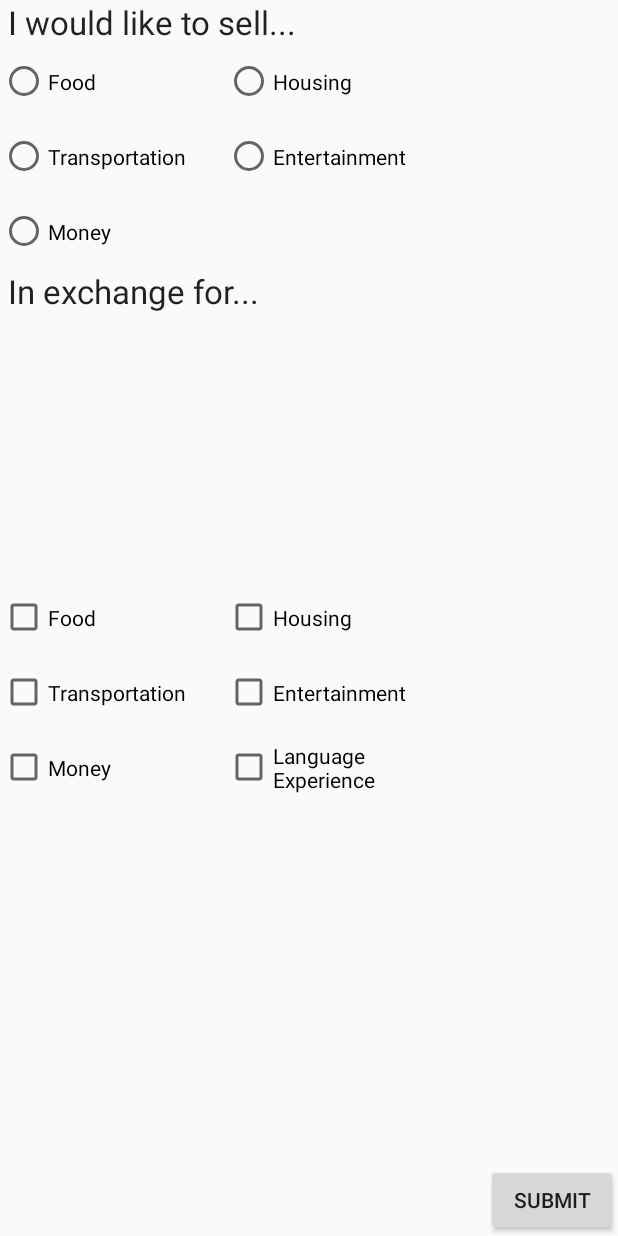
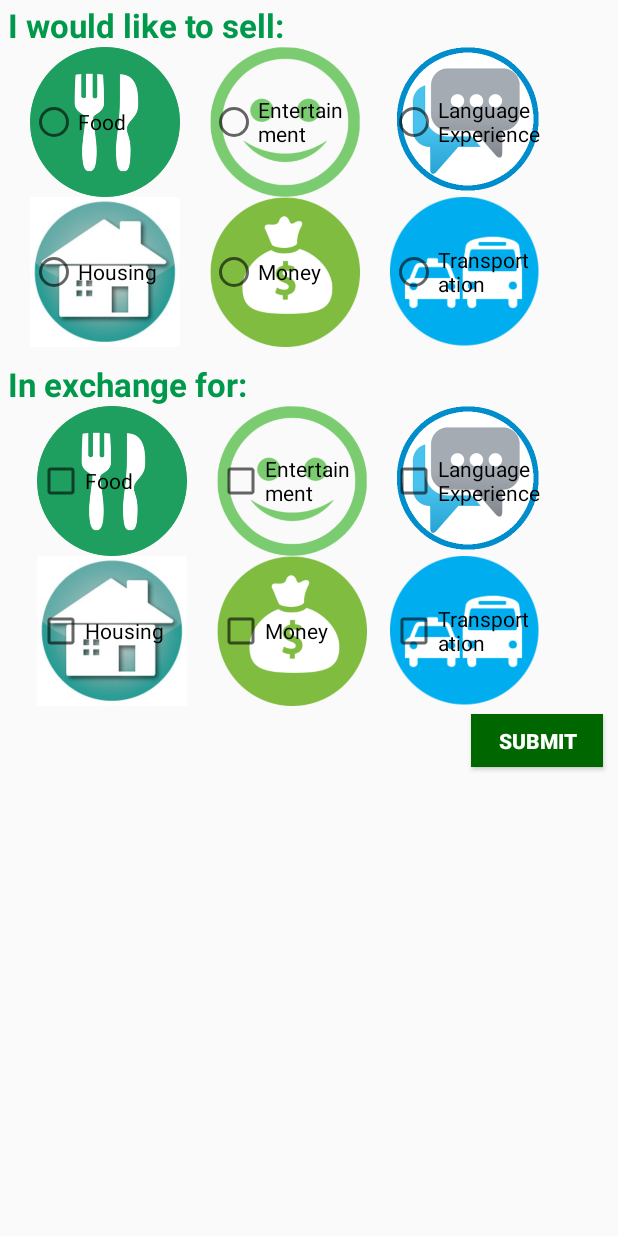
Before and after one commit to kimkdanny/CSE110, an Android app: the layout sell.xml on its own in the app's theme, with its tools: preview values and no code run, on a phone screen of 412 x 824 dp. Run offline under Robolectric (Android 15) with nearby library versions, the phone set to English and light mode, and no system bars.

Commit message:
added icons for sell.xml

```diff
--- a/ServiceforService/app/src/main/res/layout/sell.xml
+++ b/ServiceforService/app/src/main/res/layout/sell.xml
@@ -7,124 +7,198 @@
         android:layout_width="wrap_content"
         android:layout_height="wrap_content"
         android:textAppearance="?android:attr/textAppearanceLarge"
-        android:text=" I would like to sell..."
-        android:id="@+id/textView2" />
+        android:text="@string/sell_prompt"
+        android:textStyle="bold"
+        android:id="@+id/what_to_sell"
+        android:textColor="@color/kale"
+        android:layout_marginTop="2dp"/>
 
-    <Button
-        android:layout_width="wrap_content"
-        android:layout_height="wrap_content"
-        android:text="SUBMIT"
-        android:id="@+id/button"
-        android:layout_gravity="right"
-        android:layout_alignParentBottom="true"
-        android:layout_alignParentRight="true"
-        android:layout_alignParentEnd="true" />
+    <TableLayout
+        android:layout_width="match_parent"
+        android:layout_height="200dp"
+        android:layout_below="@id/what_to_sell"
+        android:layout_alignLeft="@id/what_to_sell"
+        android:layout_marginTop="0dp"
+        android:layout_marginLeft="20dp"
+        android:layout_marginRight="20dp"
+        android:stretchColumns="150dp"
+        android:layout_centerHorizontal="true"
+        android:id="@+id/sellOptions">
+
+
+        <TableRow
+            android:layout_width="match_parent"
+            android:layout_height="match_parent" >
+
+
+            <RadioGroup
+                android:layout_width="120dp"
+                android:layout_height="200dp"
+                android:layout_column="0">
+
+                <RadioButton
+                    android:layout_width="100dp"
+                    android:layout_height="100dp"
+                    android:id="@+id/sellFood"
+                    android:text="@string/food"
+                    android:background="@drawable/foodIcon" />
+
+                <RadioButton
+                    android:layout_width="100dp"
+                    android:layout_height="100dp"
+                    android:id="@+id/sellHousing"
+                    android:text="@string/housing"
+                    android:background="@drawable/housing"/>
+
+            </RadioGroup>
+
+            <RadioGroup
+                android:layout_width="120dp"
+                android:layout_height="200dp"
+                android:layout_column="1">
+
+                <RadioButton
+                    android:layout_width="100dp"
+                    android:layout_height="100dp"
+                    android:id="@+id/sellEntertainment"
+                    android:text="@string/entertainment"
+                    android:background="@drawable/smile"/>
+
+                <RadioButton
+                    android:layout_width="100dp"
+                    android:layout_height="100dp"
+                    android:id="@+id/sellMoney"
+                    android:text="@string/money"
+                    android:background="@drawable/moneyIcon"/>
+
+
+            </RadioGroup>
+
+            <RadioGroup
+                android:layout_width="100dp"
+                android:layout_height="200dp"
+                android:layout_column="2">
+
+                <RadioButton
+                    android:layout_width="100dp"
+                    android:layout_height="100dp"
+                    android:id="@+id/sellLanguage"
+                    android:text="@string/language"
+                    android:background="@drawable/language"/>
+
+                <RadioButton
+                    android:layout_width="100dp"
+                    android:layout_height="100dp"
+                    android:id="@+id/sellTransportation"
+                    android:text="@string/transportation"
+                    android:background="@drawable/transportation"/>
+
+            </RadioGroup>
+
+        </TableRow>
+    </TableLayout>
 
     <TextView
         android:layout_width="wrap_content"
         android:layout_height="wrap_content"
         android:textAppearance="?android:attr/textAppearanceLarge"
-        android:text=" In exchange for..."
-        android:id="@+id/textView3"
-        android:layout_alignParentLeft="true"
-        android:layout_alignParentStart="true"
-        android:layout_below="@id/radioButton5" />
+        android:text="@string/exchange_for"
+        android:id="@+id/exchange"
+        android:layout_below="@id/sellOptions"
+        android:layout_marginTop="10dp"
+        android:textStyle="bold"
+        android:textColor="@color/kale"/>
 
-    <RadioButton
-        android:layout_width="150dp"
-        android:layout_height="50dp"
-        android:text="Food"
-        android:id="@+id/radioButton"
-        android:layout_below="@id/textView2"
-        android:layout_alignParentLeft="true"
-        android:layout_alignParentStart="true" />
+    <TableLayout
+        android:layout_width="match_parent"
+        android:layout_height="200dp"
+        android:layout_below="@id/exchange"
+        android:layout_marginTop="0dp"
+        android:layout_marginLeft="20dp"
+        android:layout_marginRight="20dp"
+        android:layout_centerHorizontal="true"
+        android:id="@+id/exchange_options">
 
-    <RadioButton
-        android:layout_width="150dp"
-        android:layout_height="50dp"
-        android:text="Housing"
-        android:id="@+id/radioButton2"
-        android:layout_below="@id/textView2"
-        android:layout_toRightOf="@id/radioButton"
-        android:layout_toEndOf="@id/radioButton" />
+        <TableRow
+            android:layout_width="match_parent"
+            android:layout_height="match_parent" >
 
-    <RadioButton
-        android:layout_width="150dp"
-        android:layout_height="50dp"
-        android:text="Transportation"
-        android:id="@+id/radioButton3"
-        android:layout_below="@id/radioButton"
-        android:layout_alignParentLeft="true"
-        android:layout_alignParentStart="true" />
+            <CheckBox
+                android:layout_width="100dp"
+                android:layout_height="100dp"
+                android:text="@string/food"
+                android:id="@+id/foodCheck"
+                android:layout_column="0"
+                android:background="@drawable/foodIcon"
+                android:layout_gravity="center"
+                android:layout_marginRight="10dp" />
 
-    <RadioButton
-        android:layout_width="150dp"
-        android:layout_height="50dp"
-        android:text="Entertainment"
-        android:id="@+id/radioButton4"
-        android:layout_below="@id/radioButton"
-        android:layout_toRightOf="@id/radioButton"
-        android:layout_toEndOf="@id/radioButton" />
+            <CheckBox
+                android:layout_width="100dp"
+                android:layout_height="100dp"
+                android:text="@string/entertainment"
+                android:id="@+id/entertainmentCheck"
+                android:layout_column="1"
+                android:background="@drawable/smile"
+                android:layout_gravity="center"
+                android:layout_marginRight="10dp" />
 
-    <RadioButton
-        android:layout_width="150dp"
-        android:layout_height="50dp"
-        android:text="Money"
-        android:id="@+id/radioButton5"
-        android:layout_below="@id/radioButton3"
-        android:layout_alignParentLeft="true"
-        android:layout_alignParentStart="true" />
+            <CheckBox
+                android:layout_width="100dp"
+                android:layout_height="100dp"
+                android:text="@string/language"
+                android:id="@+id/langCheck"
+                android:layout_column="2"
+                android:background="@drawable/language"
+                android:layout_gravity="center"/>
+        </TableRow>
 
-    <CheckBox
-        android:layout_width="150dp"
-        android:layout_height="50dp"
-        android:text="Food"
-        android:id="@+id/checkBox"
-        android:layout_centerVertical="true"
-        android:layout_alignParentLeft="true"
-        android:layout_alignParentStart="true" />
+        <TableRow
+            android:layout_width="match_parent"
+            android:layout_height="match_parent">
 
-    <CheckBox
-        android:layout_width="150dp"
-        android:layout_height="50dp"
-        android:text="Housing"
-        android:id="@+id/checkBox2"
-        android:layout_toRightOf="@id/checkBox"
-        android:layout_alignTop="@+id/checkBox"
-        android:layout_centerHorizontal="true" />
+            <CheckBox
+                android:layout_width="100dp"
+                android:layout_height="100dp"
+                android:text="@string/housing"
+                android:id="@+id/housingCheck"
+                android:layout_column="0"
+                android:layout_marginRight="10dp"
+                android:background="@drawable/housing"
+                android:layout_gravity="center"/>
 
-    <CheckBox
-        android:layout_width="150dp"
-        android:layout_height="50dp"
-        android:text="Transportation"
-        android:id="@+id/checkBox3"
-        android:layout_below="@+id/checkBox"
-        android:layout_toLeftOf="@+id/checkBox4" />
+            <CheckBox
+                android:layout_width="100dp"
+                android:layout_height="100dp"
+                android:text="@string/money"
+                android:id="@+id/moneyCheck"
+                android:layout_column="1"
+                android:background="@drawable/moneyIcon"
+                android:layout_gravity="center"
+                android:layout_marginRight="10dp" />
 
-    <CheckBox
-        android:layout_width="150dp"
-        android:layout_height="50dp"
-        android:text="Entertainment"
-        android:id="@+id/checkBox4"
-        android:layout_below="@id/checkBox2"
-        android:layout_toRightOf="@id/checkBox"
-        android:layout_toEndOf="@id/checkBox" />
+            <CheckBox
+                android:layout_width="100dp"
+                android:layout_height="100dp"
+                android:text="@string/transportation"
+                android:id="@+id/transportationCheck"
+                android:layout_column="2"
+                android:background="@drawable/transportation"
+                android:layout_gravity="center"/>
+        </TableRow>
+    </TableLayout>
 
-    <CheckBox
-        android:layout_width="150dp"
-        android:layout_height="50dp"
-        android:text="Money"
-        android:id="@+id/checkBox5"
-        android:layout_below="@id/checkBox3"
-        android:layout_alignParentLeft="true"
-        android:layout_alignParentStart="true" />
-
-    <CheckBox
-        android:layout_width="150dp"
-        android:layout_height="50dp"
-        android:text="Language Experience"
-        android:id="@+id/checkBox6"
-        android:layout_below="@+id/checkBox4"
-        android:layout_alignLeft="@+id/checkBox2" />
+    <Button
+        android:layout_width="wrap_content"
+        android:layout_height="35dp"
+        android:text="@string/submit"
+        android:textColor="@color/white"
+        android:textStyle="bold"
+        android:id="@+id/submitButton"
+        android:layout_below="@id/exchange_options"
+        android:layout_alignParentRight="true"
+        android:background="@color/darkGreen"
+        android:layout_marginTop="5dp"
+        android:layout_marginRight="10dp"/>
 
 </RelativeLayout>
--- a/ServiceforService/app/src/main/res/values/colors.xml
+++ b/ServiceforService/app/src/main/res/values/colors.xml
@@ -3,4 +3,8 @@
     <color name="colorPrimary">#3F51B5</color>
     <color name="colorPrimaryDark">#303F9F</color>
     <color name="colorAccent">#FF4081</color>
+    <color name="kale">#00994C</color>
+    <color name="darkGreen">#006600</color>
+    <color name="lightBlue">#CCFFFF</color>
+    <color name="white">#FFFFFF</color>
 </resources>
--- a/ServiceforService/app/src/main/res/values/strings.xml
+++ b/ServiceforService/app/src/main/res/values/strings.xml
@@ -2,4 +2,13 @@
     <string name="app_name">Service for Service</string>
     <string name="action_settings">Settings</string>
     <string name="section_format">Hello World from section: %1$d</string>
+    <string name="sell_prompt">" I would like to sell:"</string>
+    <string name="food">Food</string>
+    <string name="housing">Housing</string>
+    <string name="money">Money</string>
+    <string name="entertainment">Entertainment</string>
+    <string name="transportation">Transportation</string>
+    <string name="language">Language Experience</string>
+    <string name="exchange_for">" In exchange for:"</string>
+    <string name="submit">Submit</string>
 </resources>
```
Also changed, not shown: ServiceforService/app/src/main/res/drawable/entertainment.png (added), ServiceforService/app/src/main/res/drawable/foodIcon.png (added), ServiceforService/app/src/main/res/drawable/housing.jpg (added), ServiceforService/app/src/main/res/drawable/language.png (added), ServiceforService/app/src/main/res/drawable/moneyIcon.png (added), ServiceforService/app/src/main/res/drawable/smile.png (added), ServiceforService/app/src/main/res/drawable/transportation.png (added).
